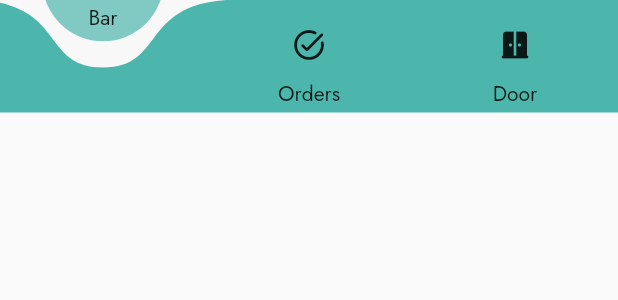
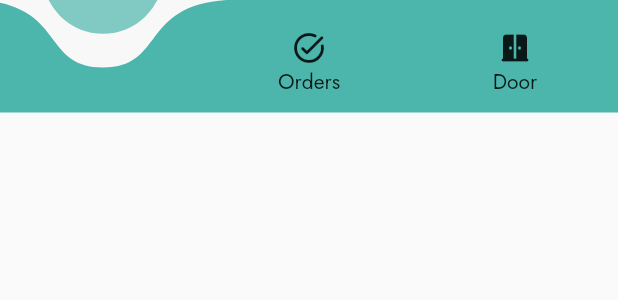
Before and after one commit to MayarAboumahmood/worker_app, a Flutter app: the BottomNavBar widget shown alone on an empty page, opened directly, on a phone screen of 412 x 824 dp. Shown: the top 300 px of the screen. Run offline on Flutter 3.47's test engine with Material 2 defaults, Android fonts, the phone set to English and light mode, and no system bars; drawn by our look-alikes of curved_navigation_bar; our stand-ins replace auto_size_text, dartz, file_picker, get, shared_preferences, sized_context; missing offline and left inert: flutter_client_sse; accounts and stored records are empty; network calls fail; statements that could not run were skipped.

Commit message:
translating some stuff and fixing some text out of range problme.

```diff
--- a/worker_app/lib/constant/server_const.dart
+++ b/worker_app/lib/constant/server_const.dart
@@ -1,5 +1,5 @@
 class ServerConstApis {
-  static String baseAPI = 'http://192.168.124.5:3000/';
+  static String baseAPI = 'http://192.168.92.5:3000/';
 
 ///// sign
   static String signUp = '${baseAPI}customers/signup';
--- a/worker_app/lib/language/ar.dart
+++ b/worker_app/lib/language/ar.dart
@@ -121,5 +121,13 @@ const Map<String, String> ar = {
   'S.P': 'ليرة سورية',
   'Bar': 'البار',
   'Orders': 'الطلبات',
-  'Door': 'الباب'
+  'Door': 'الباب',
+  'Worker app': 'تطبيق العامل',
+  'Cart page': 'صفحة الجرد',
+  'Total price': 'السعر الاجمالي',
+  'Price': 'السعر',
+  'Amount Ordered': 'الكمية المطلوبة',
+  'Have not come yet': 'لم يأتو بعد',
+  'Have already came': 'جائو بالفعل',
+  'Stock Page': 'صفحة المخزون',
 };
--- a/worker_app/lib/view/screens/event_info/event_info_page.dart
+++ b/worker_app/lib/view/screens/event_info/event_info_page.dart
@@ -36,7 +36,7 @@ class EventInfo extends StatelessWidget {
           onPressed: () {},
           label: TextButton(
               onPressed: () {
-                Get.offNamed('/Bar',arguments: dataController.eventId);
+                Get.offNamed('/Bar', arguments: dataController.eventId);
               },
               child: Text('Work here'.tr, style: generalTextStyle(null)))),
     );
@@ -97,7 +97,7 @@ class EventInfo extends StatelessWidget {
             height: 10,
           ),
           setEventINfo(
-              'Artists: ${dataController.model.artist.map((artist) => artist.artistName).join(', ')}'),
+              '${'Artists: '.tr}${dataController.model.artist.map((artist) => artist.artistName).join(', ')}'),
           elementDivider(),
           const SizedBox(height: 3),
           setEventINfo(
--- a/worker_app/lib/view/widget/bottom_nav_bar.dart
+++ b/worker_app/lib/view/widget/bottom_nav_bar.dart
@@ -17,7 +17,6 @@ class BottomNavBar extends StatefulWidget {
 
 class BottomNavBarState extends State<BottomNavBar> {
   BarPageController controller = Get.find();
-  // int page = 0;
   GlobalKey<CurvedNavigationBarState> bottomNavigationKey = GlobalKey();
 
   @override
@@ -51,21 +50,22 @@ class BottomNavBarState extends State<BottomNavBar> {
 
   Widget bottomBarUnit(String title, IconData? icon) {
     return Padding(
-      padding: const EdgeInsets.only(top: 15),
+        padding: const EdgeInsets.only(top: 20),
         child: SizedBox(
-        height: 65,
+          height: 70,
           width: 65,
-        child: Tab(
-          icon: Icon(
+          child: Column(
+            children: [
+              Icon(
                 icon,
                 color: Get.isDarkMode ? skinColorWhite : backGroundDarkColor,
               ),
-          child: Text(
+              Text(
                 title.tr,
                 style: generalTextStyle(null),
               ),
+            ],
           ),
-      ),
-    );
+        ));
   }
 }
--- a/worker_app/lib/view/widget/cart_card.dart
+++ b/worker_app/lib/view/widget/cart_card.dart
@@ -28,6 +28,8 @@ Widget cartCard(MakeOrder order, int index, BuildContext context, Sizes size) {
           children: [
             Text(
               order.drinksWithAmount[index].drink.name,
+              maxLines: 2,
+              overflow: TextOverflow.ellipsis,
               style: TextStyle(
                 fontFamily: jostFontFamily,
                 color: Get.isDarkMode ? skinColorWhite : backGroundDarkColor,
```
Also changed, not shown: worker_app/lib/view/screens/door/door_page.dart (+29 -24 lines), worker_app/lib/view/widget/drawer.dart (+4 -4 lines), worker_app/lib/view/widget/drink_card.dart (+9 -5 lines), worker_app/lib/view/widget/stock_drink_card.dart (+15 -5 lines). Lines whose indentation alone changed are shown as unchanged.
